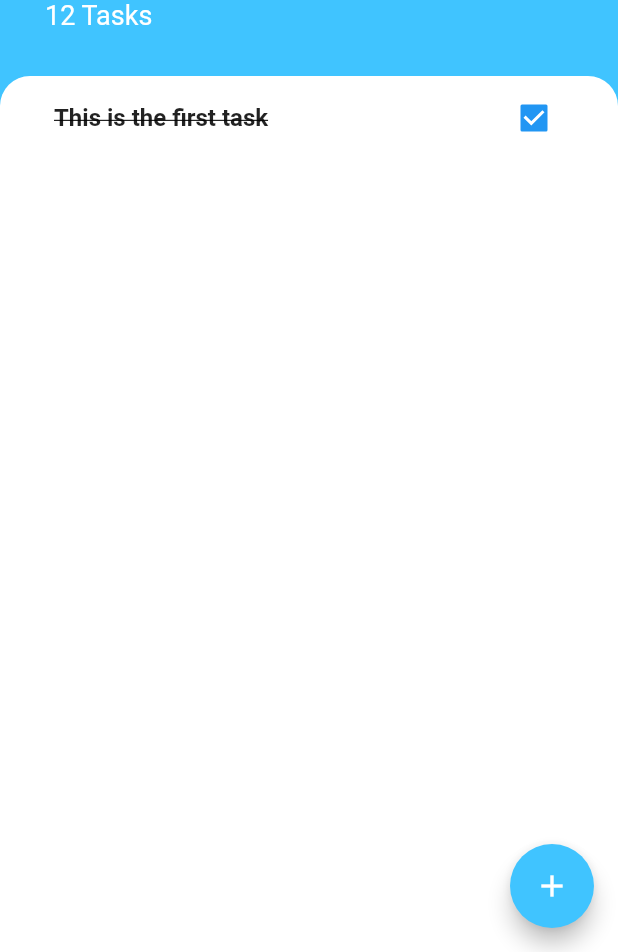
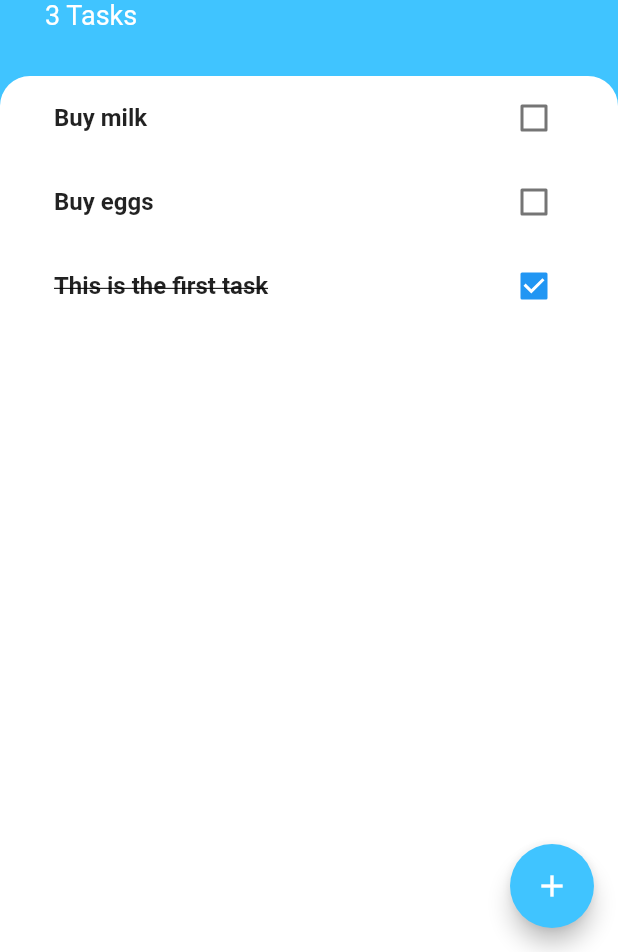
Before and after one commit to TjandraD/todoey, a Flutter app: the screen it shows after launch, after a tap on "This is the first task", on a phone screen of 412 x 824 dp, the part 284-1236 px from its top. Run offline on Flutter 3.47's test engine with Material 2 defaults, Android fonts, the phone set to English and light mode, and no system bars.

Commit message:
feat: Save new to-do into tasks list

```diff
--- /dev/null
+++ b/lib/models/task.dart
@@ -0,0 +1,10 @@
+class Task {
+  final String title;
+  bool isDone;
+
+  Task({required this.title, this.isDone = false});
+
+  void toggleDone() {
+    isDone = !isDone;
+  }
+}
--- a/lib/screens/add_task_screen.dart
+++ b/lib/screens/add_task_screen.dart
@@ -1,10 +1,17 @@
 import 'package:flutter/material.dart';
 
 class AddTaskScreen extends StatelessWidget {
-  const AddTaskScreen({Key? key}) : super(key: key);
+  final Function(String title) saveTask;
+
+  const AddTaskScreen({
+    Key? key,
+    required this.saveTask,
+  }) : super(key: key);
 
   @override
   Widget build(BuildContext context) {
+    String newTaskTitle = '';
+
     return Container(
       color: const Color(0xFF757575),
       child: Container(
@@ -27,17 +34,18 @@ class AddTaskScreen extends StatelessWidget {
                 fontSize: 30.0,
               ),
             ),
-            const TextField(
+            TextField(
               autofocus: true,
               textAlign: TextAlign.center,
+              onChanged: (value) {
+                newTaskTitle = value;
+              },
             ),
             const SizedBox(
               height: 16.0,
             ),
             MaterialButton(
-              onPressed: () {
-                // TODO: Add task to the list
-              },
+              onPressed: () => saveTask(newTaskTitle),
               color: Colors.lightBlueAccent,
               child: const Text(
                 "Add",
--- a/lib/screens/tasks_screen.dart
+++ b/lib/screens/tasks_screen.dart
@@ -1,9 +1,21 @@
 import 'package:flutter/material.dart';
 import 'package:todoey/screens/widgets/tasks_list.dart';
+import 'package:todoey/models/task.dart';
 import 'add_task_screen.dart';
 
-class TasksScreen extends StatelessWidget {
+class TasksScreen extends StatefulWidget {
   const TasksScreen({Key? key}) : super(key: key);
+
+  @override
+  State<TasksScreen> createState() => _TasksScreenState();
+}
+
+class _TasksScreenState extends State<TasksScreen> {
+  final List<Task> tasksList = [
+    Task(title: "Buy milk"),
+    Task(title: "Buy eggs"),
+    Task(title: "This is the first task"),
+  ];
 
   @override
   Widget build(BuildContext context) {
@@ -15,7 +27,14 @@ class TasksScreen extends StatelessWidget {
         onPressed: () {
           showModalBottomSheet(
             context: context,
-            builder: (context) => AddTaskScreen(),
+            builder: (context) => AddTaskScreen(
+              saveTask: (String title) {
+                setState(() {
+                  tasksList.add(Task(title: title));
+                });
+                Navigator.pop(context);
+              },
+            ),
           );
         },
       ),
@@ -31,8 +50,8 @@ class TasksScreen extends StatelessWidget {
             ),
             child: Column(
               crossAxisAlignment: CrossAxisAlignment.start,
-              children: const [
-                CircleAvatar(
+              children: [
+                const CircleAvatar(
                   radius: 30,
                   backgroundColor: Colors.white,
                   child: Icon(
@@ -41,10 +60,10 @@ class TasksScreen extends StatelessWidget {
                     color: Colors.lightBlueAccent,
                   ),
                 ),
-                SizedBox(
+                const SizedBox(
                   height: 10.0,
                 ),
-                Text(
+                const Text(
                   "Todoey",
                   style: TextStyle(
                     fontSize: 50.0,
@@ -53,8 +72,8 @@ class TasksScreen extends StatelessWidget {
                   ),
                 ),
                 Text(
-                  "12 Tasks",
-                  style: TextStyle(fontSize: 18.0, color: Colors.white),
+                  "${tasksList.length} Tasks",
+                  style: const TextStyle(fontSize: 18.0, color: Colors.white),
                 ),
               ],
             ),
@@ -69,7 +88,9 @@ class TasksScreen extends StatelessWidget {
                   topRight: Radius.circular(20.0),
                 ),
               ),
-              child: TasksList(),
+              child: TasksList(
+                tasks: tasksList,
+              ),
             ),
           ),
         ],
--- a/lib/screens/widgets/task_tile.dart
+++ b/lib/screens/widgets/task_tile.dart
@@ -1,22 +1,22 @@
 import 'package:flutter/material.dart';
 
-class TaskTile extends StatefulWidget {
+class TaskTile extends StatelessWidget {
+  final bool isChecked;
+  final String taskTitle;
+  final Function() checkboxCallback;
+
   const TaskTile({
     Key? key,
+    required this.isChecked,
+    required this.taskTitle,
+    required this.checkboxCallback,
   }) : super(key: key);
-
-  @override
-  State<TaskTile> createState() => _TaskTileState();
-}
-
-class _TaskTileState extends State<TaskTile> {
-  bool isChecked = false;
 
   @override
   Widget build(BuildContext context) {
     return CheckboxListTile(
       title: Text(
-        "This is the first task",
+        taskTitle,
         style: TextStyle(
           fontWeight: FontWeight.w600,
           decoration: isChecked ? TextDecoration.lineThrough : null,
@@ -24,11 +24,7 @@ class _TaskTileState extends State<TaskTile> {
       ),
       controlAffinity: ListTileControlAffinity.trailing,
       value: isChecked,
-      onChanged: (value) {
-        setState(() {
-          isChecked = !isChecked;
-        });
-      },
+      onChanged: (value) => checkboxCallback(),
     );
   }
 }
--- a/lib/screens/widgets/tasks_list.dart
+++ b/lib/screens/widgets/tasks_list.dart
@@ -1,17 +1,35 @@
 import 'package:flutter/material.dart';
+import 'package:todoey/models/task.dart';
 import 'package:todoey/screens/widgets/task_tile.dart';
 
-class TasksList extends StatelessWidget {
+class TasksList extends StatefulWidget {
   const TasksList({
     Key? key,
+    required this.tasks,
   }) : super(key: key);
 
+  final List<Task> tasks;
+
+  @override
+  State<TasksList> createState() => _TasksListState();
+}
+
+class _TasksListState extends State<TasksList> {
   @override
   Widget build(BuildContext context) {
-    return ListView(
-      children: [
-        TaskTile(),
-      ],
+    return ListView.builder(
+      itemCount: widget.tasks.length,
+      itemBuilder: (_, index) {
+        return TaskTile(
+          isChecked: widget.tasks[index].isDone,
+          taskTitle: widget.tasks[index].title,
+          checkboxCallback: () {
+            setState(() {
+              widget.tasks[index].toggleDone();
+            });
+          },
+        );
+      },
     );
   }
 }
```
